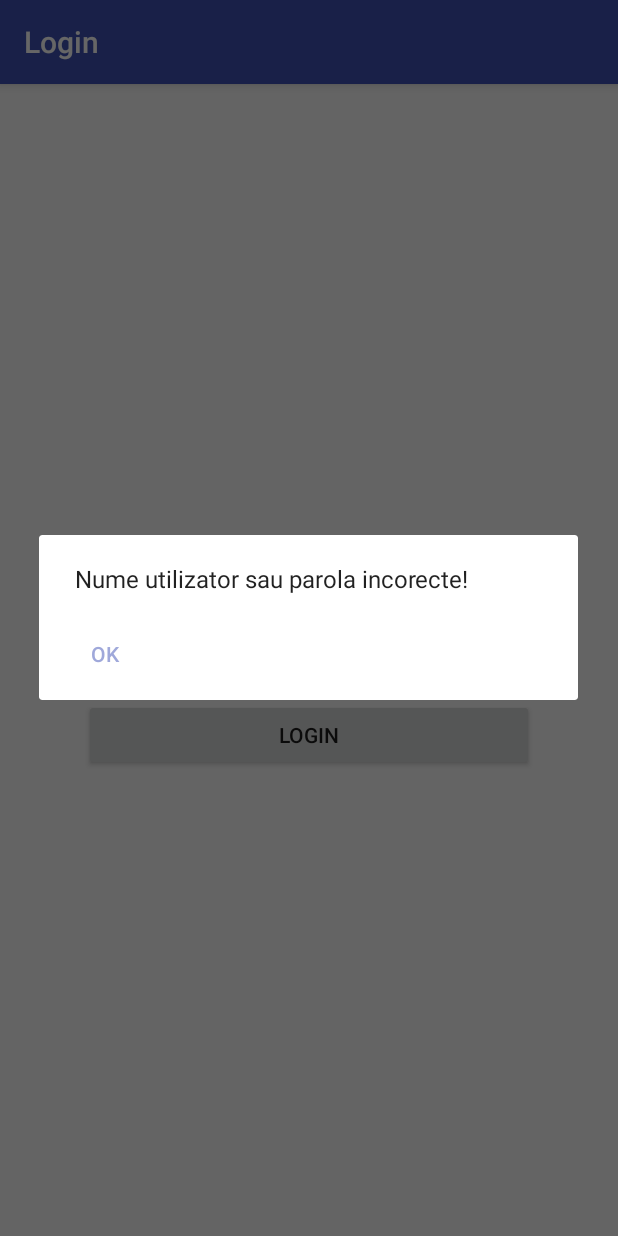
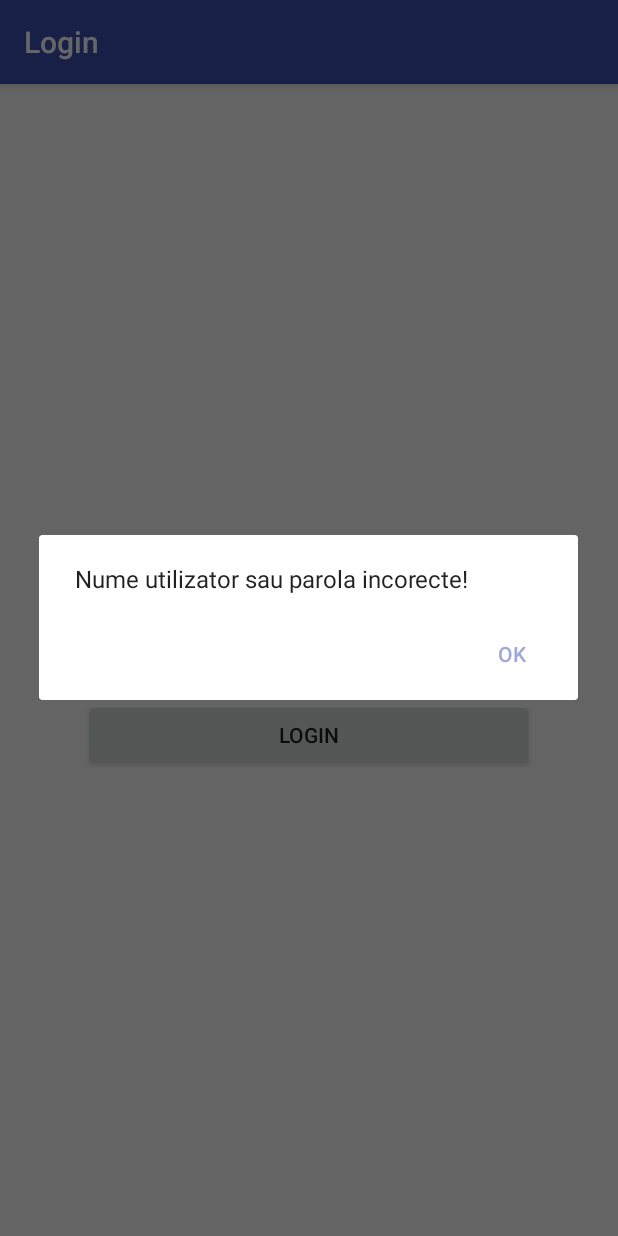
Before and after one commit to iosifgheorghe19/EasyRoute, an Android app: the screen it shows after launch (LoginActivity), after a tap on "LOGIN", on a phone screen of 412 x 824 dp. Run offline under Robolectric (Android 15) with nearby library versions, the phone set to English and light mode, and no system bars.

Commit message:
Refactorizare cod

```diff
--- a/app/src/main/java/dam/project/easyroute/JSONParser.java
+++ b/app/src/main/java/dam/project/easyroute/JSONParser.java
@@ -1,11 +1,8 @@
 package dam.project.easyroute;
 
-import android.app.Application;
 import android.os.AsyncTask;
 import android.util.Log;
 import android.view.View;
-import android.widget.ArrayAdapter;
-import android.widget.ListAdapter;
 import android.widget.ListView;
 import android.widget.ProgressBar;
 
@@ -69,7 +66,7 @@ public class JSONParser {
                         builder.append(line);
                     }
                 } else {
-                    Log.e("JSONParser", "Nu s-a putut descarca fisierul");
+                    Log.e("JSONParser", "Nu s-a putut descarca fisierul JSON");
                 }
             } catch (IOException e) {
                 e.printStackTrace();
--- a/app/src/main/java/dam/project/easyroute/LoginActivity.java
+++ b/app/src/main/java/dam/project/easyroute/LoginActivity.java
@@ -12,7 +12,7 @@ public class LoginActivity extends AppCompatActivity implements LoginFragment.On
     protected void onCreate(Bundle savedInstanceState) {
         super.onCreate(savedInstanceState);
         setContentView(R.layout.activity_login);
-        getSupportActionBar().setTitle("Login");
+        getSupportActionBar().setTitle(R.string.login_string);
     }
 
     @Override
--- a/app/src/main/java/dam/project/easyroute/LoginFragment.java
+++ b/app/src/main/java/dam/project/easyroute/LoginFragment.java
@@ -37,7 +37,7 @@ public class LoginFragment extends Fragment {
                     if (mListener != null)
                         mListener.onFragmentInteraction(null);
                 }
-                else new AlertDialog.Builder(getActivity()).setMessage(R.string.login_failed_msg).setNeutralButton(R.string.ok_lbl, null).create().show();
+                else new AlertDialog.Builder(getActivity()).setMessage(R.string.login_failed_msg).setPositiveButton(R.string.ok_lbl, null).create().show();
             }
         });
         return thisView;
```
